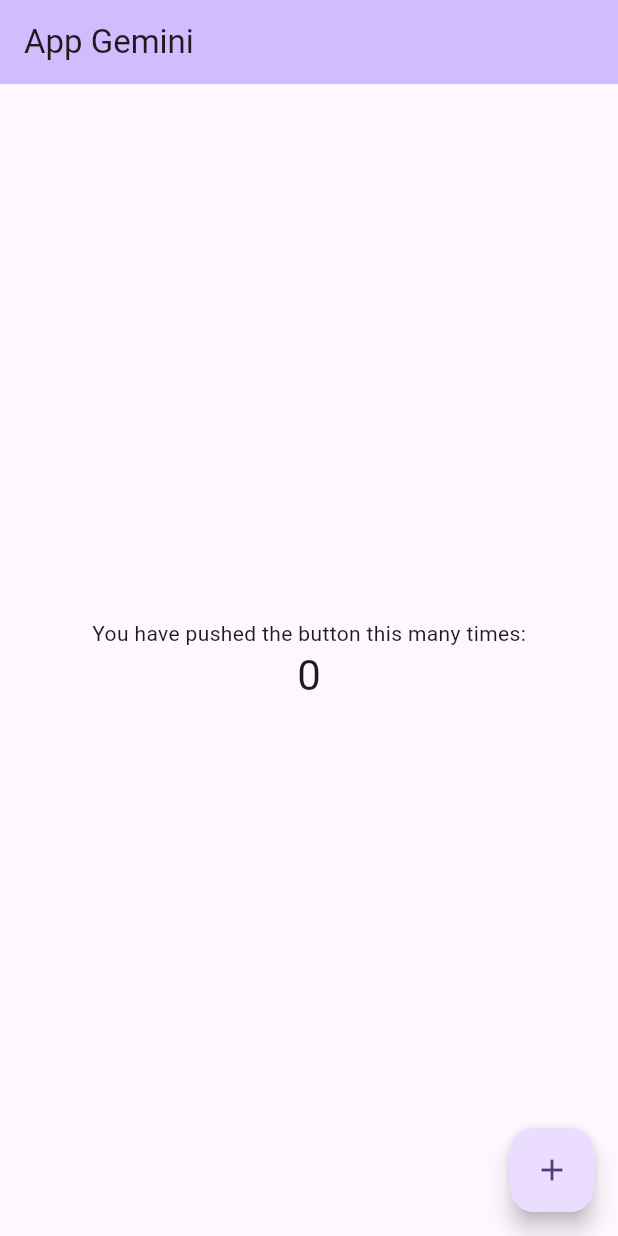
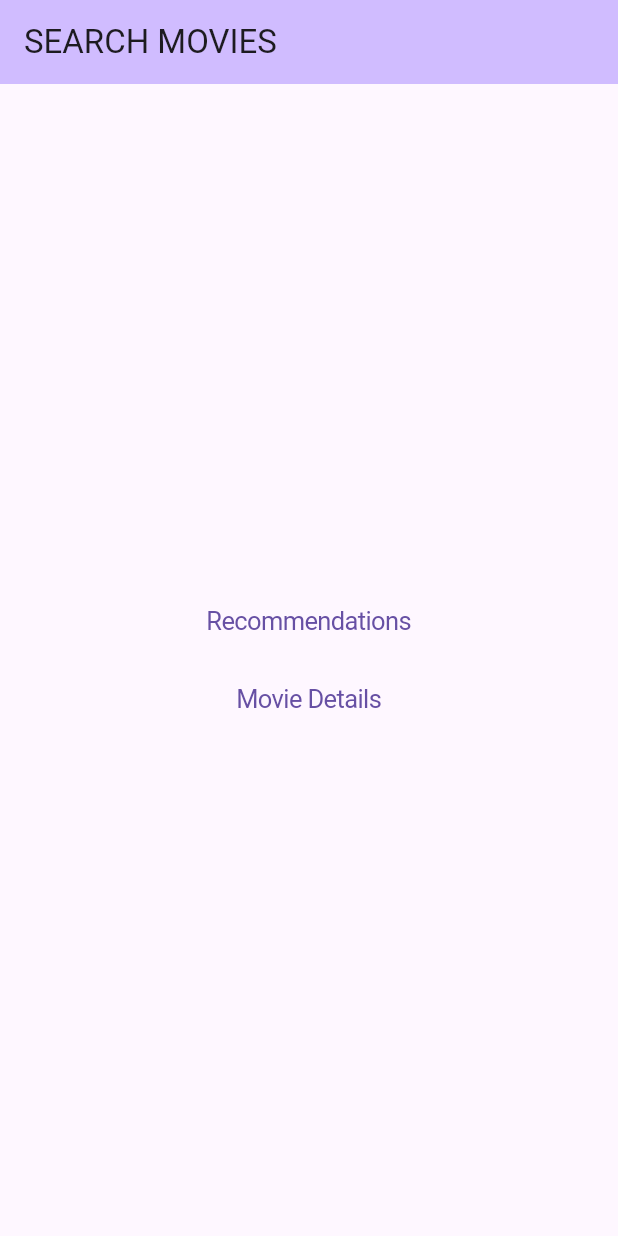
Before and after one commit to FlutterPiaui/movie-recommender_app, a Flutter app: the screen it shows after launch, on a phone screen of 412 x 824 dp. Run offline on Flutter 3.47's test engine with Material 3 defaults, Android fonts, the phone set to English and light mode, and no system bars; our stand-ins replace firebase_core, flutter_bloc, get_it, go_router; accounts and stored records are empty.

Commit message:
setup di, bloc and go_router

```diff
--- a/lib/main.dart
+++ b/lib/main.dart
@@ -1,7 +1,9 @@
 import 'package:flutter/material.dart';
-import 'package:movie_recommender_app/src/presentation/splash/screen/splash_screen.dart';
+import 'package:movie_recommender_app/src/di/di_setup.dart';
+import 'package:movie_recommender_app/src/routes/routes.dart';
 
-void main() {
+void main() async {
+  await configureDependencies();
   runApp(const MyApp());
 }
 
@@ -10,62 +12,10 @@ class MyApp extends StatelessWidget {
 
   @override
   Widget build(BuildContext context) {
-    return MaterialApp(
-      title: 'Flutter Demo',
-      debugShowCheckedModeBanner: false,
-      theme: ThemeData(
-        colorScheme: ColorScheme.fromSeed(seedColor: Colors.deepPurple),
-        useMaterial3: true,
-      ),
-      home: const SplashScreen(),
+    return MaterialApp.router(
+      routerDelegate: router.routerDelegate,
+      routeInformationProvider: router.routeInformationProvider,
+      routeInformationParser: router.routeInformationParser,
     );
   }
 }
-
-class MyHomePage extends StatefulWidget {
-  const MyHomePage({super.key, required this.title});
-
-  final String title;
-
-  @override
-  State<MyHomePage> createState() => _MyHomePageState();
-}
-
-class _MyHomePageState extends State<MyHomePage> {
-  int _counter = 0;
-
-  void _incrementCounter() {
-    setState(() {
-      _counter++;
-    });
-  }
-
-  @override
-  Widget build(BuildContext context) {
-    return Scaffold(
-      appBar: AppBar(
-        backgroundColor: Theme.of(context).colorScheme.inversePrimary,
-        title: Text(widget.title),
-      ),
-      body: Center(
-        child: Column(
-          mainAxisAlignment: MainAxisAlignment.center,
-          children: <Widget>[
-            const Text(
-              'You have pushed the button this many times:',
-            ),
-            Text(
-              '$_counter',
-              style: Theme.of(context).textTheme.headlineMedium,
-            ),
-          ],
-        ),
-      ),
-      floatingActionButton: FloatingActionButton(
-        onPressed: _incrementCounter,
-        tooltip: 'Increment',
-        child: const Icon(Icons.add),
-      ),
-    );
-  }
-}
--- /dev/null
+++ b/lib/src/presentation/home/bloc/home_event.dart
@@ -0,0 +1,4 @@
+
+abstract class HomeEvent {}
+
+class GetHomeRecommendations extends HomeEvent {}
--- /dev/null
+++ b/lib/src/presentation/home/bloc/home_state.dart
@@ -0,0 +1,6 @@
+abstract class HomeState {}
+
+class HomeSuccessState extends HomeState {}
+class HomeErrorState extends HomeState {}
+class HomeLoadingState extends HomeState {}
+class HomeInitialState extends HomeState {}
--- /dev/null
+++ b/lib/src/presentation/home/screen/home_screen.dart
@@ -0,0 +1,47 @@
+import 'package:flutter/cupertino.dart';
+import 'package:flutter/material.dart';
+import 'package:go_router/go_router.dart';
+import 'package:movie_recommender_app/src/presentation/movie_details/screen/movie_details_screen.dart';
+import 'package:movie_recommender_app/src/presentation/recommendations/screen/recommendations_screen.dart';
+
+class HomeScreen extends StatefulWidget {
+  static const routeName = '/home';
+  const HomeScreen({super.key});
+
+  @override
+  State<HomeScreen> createState() => _HomeScreenState();
+}
+
+class _HomeScreenState extends State<HomeScreen> {
+  @override
+  Widget build(BuildContext context) {
+    return Scaffold(
+      appBar: AppBar(
+        backgroundColor: Theme.of(context).colorScheme.inversePrimary,
+        title: const Text('SEARCH MOVIES'),
+      ),
+      body: Center(
+        child: Column(
+          mainAxisAlignment: MainAxisAlignment.center,
+          children: [
+            navButton(
+              title: 'Recommendations',
+              route: RecommendationsScreen.routeName,
+            ),
+            navButton(
+              title: 'Movie Details',
+              route: MovieDetailsScreen.routeName,
+            ),
+          ],
+        ),
+      ),
+    );
+  }
+
+  Widget navButton({required String title, required String route}) {
+    return CupertinoButton(
+      child: Text(title),
+      onPressed: () => context.push(route),
+    );
+  }
+}
--- /dev/null
+++ b/lib/src/presentation/movie_details/bloc/movie_details_event.dart
@@ -0,0 +1,4 @@
+
+abstract class MovieDetailsEvent {}
+
+class GetMovieDetails extends MovieDetailsEvent {}
--- /dev/null
+++ b/lib/src/presentation/movie_details/bloc/movie_details_state.dart
@@ -0,0 +1,6 @@
+abstract class MovieDetailsState {}
+
+class MovieDetailsSuccessState extends MovieDetailsState {}
+class MovieDetailsErrorState extends MovieDetailsState {}
+class MovieDetailsLoadingState extends MovieDetailsState {}
+class MovieDetailsInitialState extends MovieDetailsState {}
--- /dev/null
+++ b/lib/src/presentation/recommendations/bloc/search_movies_event.dart
@@ -0,0 +1,3 @@
+abstract class SearchMoviesEvent {}
+
+class SearchMovies extends SearchMoviesEvent {}
--- /dev/null
+++ b/lib/src/routes/routes.dart
@@ -0,0 +1,45 @@
+import 'package:flutter/material.dart';
+import 'package:go_router/go_router.dart';
+import 'package:movie_recommender_app/src/presentation/home/screen/home_screen.dart';
+import 'package:movie_recommender_app/src/presentation/movie_details/screen/movie_details_screen.dart';
+import 'package:movie_recommender_app/src/presentation/recommendations/screen/recommendations_screen.dart';
+import 'package:movie_recommender_app/src/presentation/splash/screen/splash_screen.dart';
+
+final rootNavigatorKey = GlobalKey<NavigatorState>();
+
+final router = GoRouter(
+  navigatorKey: rootNavigatorKey,
+  initialLocation: SplashScreen.routeName,
+  redirect: (context, state) {
+    // Redirecionador de rotas caso o usuário não esteja logado, por exemplo
+    return null;
+  },
+  routes: <RouteBase>[
+    GoRoute(
+      path: SplashScreen.routeName,
+      builder: (context, state) => const SplashScreen(),
+    ),
+    GoRoute(
+      path: HomeScreen.routeName,
+      builder: (context, state) => const HomeScreen(),
+    ),
+    GoRoute(
+      path: RecommendationsScreen.routeName,
+      builder: (context, state) => const RecommendationsScreen(),
+      routes: const [
+        // * Exemplo de rota aninhada
+        // GoRoute(
+        //   path: Exemplo.routeName,
+        //   builder: (context, state) => Exemplo(
+        //     args: state.extra as ExemploArgs?,
+        //   ),
+        // ),
+      ],
+    ),
+    // Others
+    GoRoute(
+      path: MovieDetailsScreen.routeName,
+      builder: (context, state) => const MovieDetailsScreen(),
+    ),
+  ],
+);
--- a/pubspec.yaml
+++ b/pubspec.yaml
@@ -35,12 +35,16 @@ dependencies:
   # Use with the CupertinoIcons class for iOS style icons.
   cupertino_icons: ^1.0.6
   firebase_core: ^3.1.1
+  go_router: ^14.2.0
+  get_it: ^7.7.0
+  flutter_bloc: ^8.1.6
 
 dev_dependencies:
   flutter_test:
     sdk: flutter
   flutter_launcher_icons: ^0.13.1
   flutter_lints: ^3.0.0
+
 
 flutter_launcher_icons:
   android: "launcher_icon"
```
Also changed, not shown: lib/src/di/di_setup.dart (added, +10 -0 lines), lib/src/presentation/home/bloc/home_bloc.dart (added, +17 -0 lines), lib/src/presentation/movie_details/bloc/movie_details_bloc.dart (added, +16 -0 lines), lib/src/presentation/movie_details/screen/movie_details_screen.dart (added, +26 -0 lines), lib/src/presentation/recommendations/bloc/search_movies_bloc.dart (added, +16 -0 lines), lib/src/presentation/recommendations/bloc/search_movies_state.dart (added, +9 -0 lines), lib/src/presentation/recommendations/screen/recommendations_screen.dart (added, +26 -0 lines), lib/src/presentation/splash/screen/splash_screen.dart (+4 -8 lines), pubspec.lock, 2 other files.
